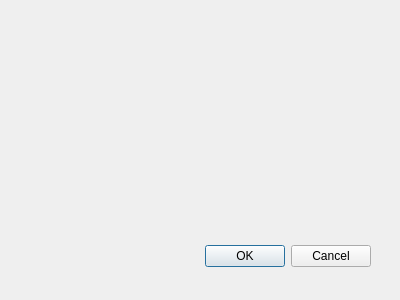
First picture: the form in Proyecto_Cine/reserva.ui, repository moyeta-tech/Cine, before the edit.
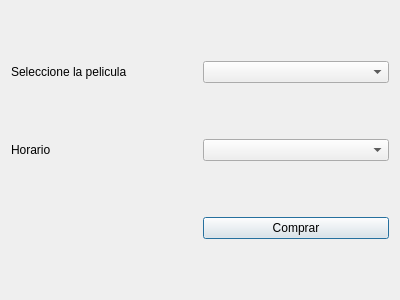
Second picture: the form after the edit.

```diff
--- a/Proyecto_Cine/reserva.ui
+++ b/Proyecto_Cine/reserva.ui
@@ -13,22 +13,39 @@
   <property name="windowTitle">
    <string>Dialog</string>
   </property>
-  <widget class="QDialogButtonBox" name="buttonBox">
-   <property name="geometry">
-    <rect>
-     <x>30</x>
-     <y>240</y>
-     <width>341</width>
-     <height>32</height>
-    </rect>
-   </property>
-   <property name="orientation">
-    <enum>Qt::Orientation::Horizontal</enum>
-   </property>
-   <property name="standardButtons">
-    <set>QDialogButtonBox::StandardButton::Cancel|QDialogButtonBox::StandardButton::Ok</set>
-   </property>
-  </widget>
+  <layout class="QHBoxLayout" name="horizontalLayout">
+   <item>
+    <layout class="QGridLayout" name="gridLayout">
+     <item row="0" column="1">
+      <widget class="QComboBox" name="comboBox"/>
+     </item>
+     <item row="1" column="0">
+      <widget class="QLabel" name="label_2">
+       <property name="text">
+        <string>Horario</string>
+       </property>
+      </widget>
+     </item>
+     <item row="0" column="0">
+      <widget class="QLabel" name="label">
+       <property name="text">
+        <string>Seleccione la pelicula</string>
+       </property>
+      </widget>
+     </item>
+     <item row="1" column="1">
+      <widget class="QComboBox" name="comboBox_2"/>
+     </item>
+     <item row="2" column="1">
+      <widget class="QPushButton" name="pushButton">
+       <property name="text">
+        <string>Comprar</string>
+       </property>
+      </widget>
+     </item>
+    </layout>
+   </item>
+  </layout>
  </widget>
  <resources/>
  <connections>
```
Left out of the diff: 35 changed lines with no effect on the pictures.
